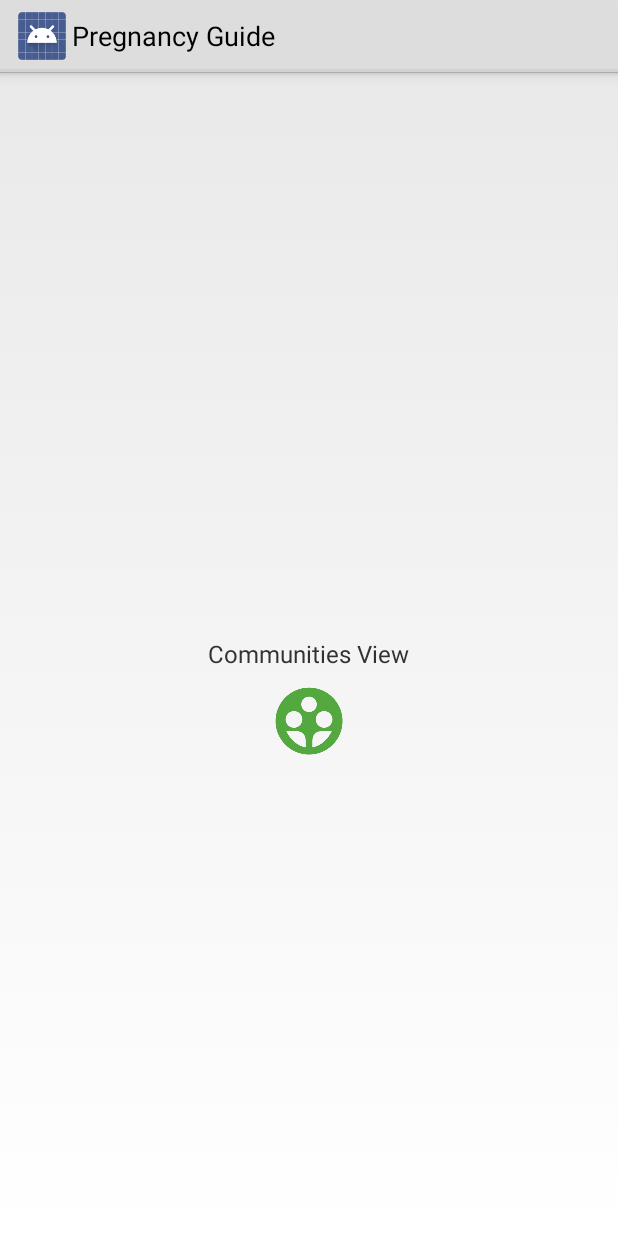
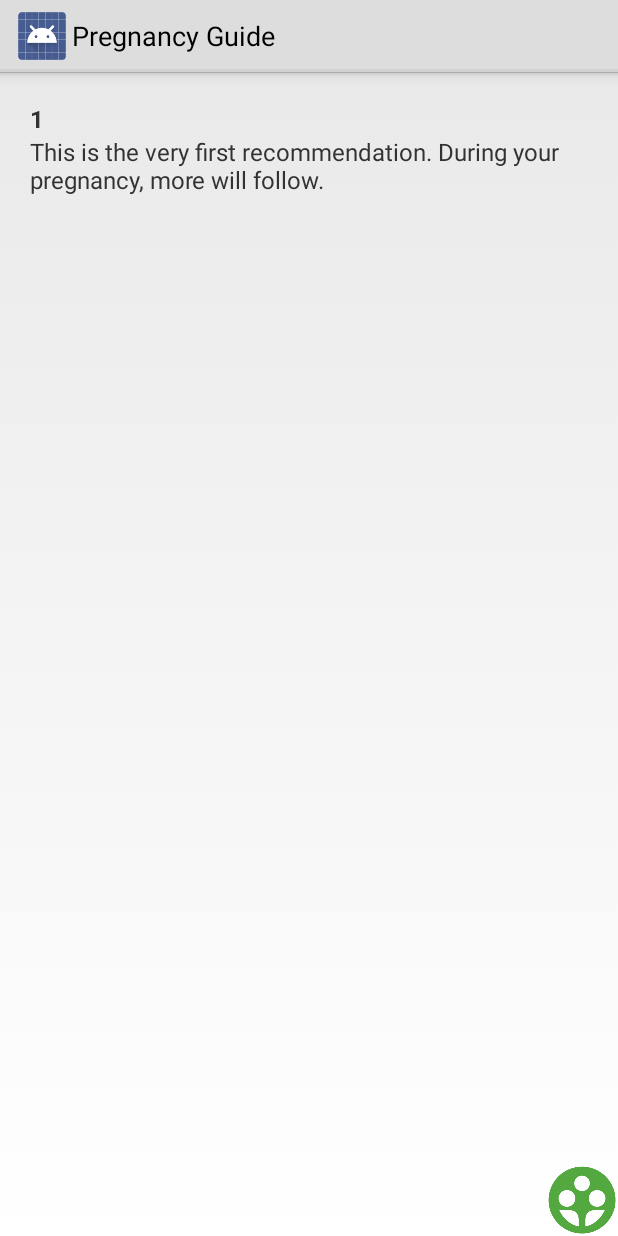
Before and after one commit to isamllr/mch-registry-android, an Android app: the fragment RecommendationsFragment shown on its own in the app's theme, on a phone screen of 412 x 824 dp. Run offline under Robolectric (Android 15) with nearby library versions, the phone set to English and light mode, and no system bars.

Commit message:
recommendations

```diff
--- /dev/null
+++ b/mch_client/src/main/java/com/mch/registry/ccs/app/RecommendationArrayAdapter.java
@@ -0,0 +1,26 @@
+package com.mch.registry.ccs.app;
+
+import android.content.Context;
+
+import com.mch.registry.ccs.data.Recommendation;
+
+import java.util.ArrayList;
+
+/**
+ * Created by Isa on 02.08.2014.
+ */
+public class RecommendationArrayAdapter extends TwoLineArrayAdapter<Recommendation> {
+	public RecommendationArrayAdapter(Context context, ArrayList<Recommendation> recommendations) {
+		super(context, recommendations);
+	}
+
+	@Override
+	public String lineOneText(Recommendation r) {
+		return Integer.toString(r.get_recommendationDay());
+	}
+
+	@Override
+	public String lineTwoText(Recommendation r) {
+		return r.get_recommendationText();
+	}
+}
--- a/mch_client/src/main/java/com/mch/registry/ccs/app/RecommendationsFragment.java
+++ b/mch_client/src/main/java/com/mch/registry/ccs/app/RecommendationsFragment.java
@@ -5,6 +5,12 @@ import android.os.Bundle;
 import android.view.LayoutInflater;
 import android.view.View;
 import android.view.ViewGroup;
+import android.widget.ListView;
+
+import com.mch.registry.ccs.data.Recommendation;
+import com.mch.registry.ccs.data.RecommendationDataHandler;
+
+import java.util.ArrayList;
 
 public class RecommendationsFragment extends Fragment {
 
@@ -16,6 +22,13 @@ public class RecommendationsFragment extends Fragment {
 
         View rootView = inflater.inflate(R.layout.fragment_recommendations, container, false);
 
-        return rootView;
+		RecommendationDataHandler rdh = new RecommendationDataHandler(getActivity(),"fn received", null, 1);
+		ArrayList<Recommendation> recommendations = rdh.getAllRecommendations();
+
+		ListView recommendationLV = (ListView)rootView.findViewById(R.id.listView);
+		recommendationLV.setAdapter(new RecommendationArrayAdapter(getActivity(), recommendations));
+
+		return rootView;
     }
+
 }
--- /dev/null
+++ b/mch_client/src/main/java/com/mch/registry/ccs/app/TwoLineArrayAdapter.java
@@ -0,0 +1,64 @@
+package com.mch.registry.ccs.app;
+
+import android.content.Context;
+import android.view.LayoutInflater;
+import android.view.View;
+import android.view.ViewGroup;
+import android.widget.ArrayAdapter;
+import android.widget.TextView;
+
+import java.util.ArrayList;
+
+/**
+ * Created by Isa on 02.08.2014.
+ */
+public abstract class TwoLineArrayAdapter<T> extends ArrayAdapter<T> {
+	private int mListItemLayoutResId;
+
+	public TwoLineArrayAdapter(Context context, ArrayList<T> ts) {
+		this(context, android.R.layout.two_line_list_item, ts);
+	}
+
+	public TwoLineArrayAdapter(
+			Context context,
+			int listItemLayoutResourceId,
+			ArrayList<T> ts) {
+		super(context, listItemLayoutResourceId, ts);
+		mListItemLayoutResId = listItemLayoutResourceId;
+	}
+
+	@Override
+	public android.view.View getView(
+			int position,
+			View convertView,
+			ViewGroup parent) {
+
+
+		LayoutInflater inflater = (LayoutInflater)getContext()
+				.getSystemService(Context.LAYOUT_INFLATER_SERVICE);
+
+		View listItemView = convertView;
+		if (null == convertView) {
+			listItemView = inflater.inflate(
+					mListItemLayoutResId,
+					parent,
+					false);
+		}
+
+		// The ListItemLayout must use the standard text item IDs.
+		TextView lineOneView = (TextView)listItemView.findViewById(
+				android.R.id.text1);
+		TextView lineTwoView = (TextView)listItemView.findViewById(
+				android.R.id.text2);
+
+		T t = (T)getItem(position);
+		lineOneView.setText(lineOneText(t));
+		lineTwoView.setText(lineTwoText(t));
+
+		return listItemView;
+	}
+
+	public abstract String lineOneText(T t);
+
+	public abstract String lineTwoText(T t);
+}
--- a/mch_client/src/main/java/com/mch/registry/ccs/data/RecommendationDataHandler.java
+++ b/mch_client/src/main/java/com/mch/registry/ccs/data/RecommendationDataHandler.java
@@ -20,7 +20,7 @@ import java.util.Date;
 public class RecommendationDataHandler extends SQLiteOpenHelper{
 
     private static final int DATABASE_VERSION = 1;
-    private static final String DATABASE_NAME = "registry.db";
+    private static final String DATABASE_NAME = "recommendations.db";
     private static final String TABLE_RECOMMENDATIONS = "recommendations";
 
     public static final String COLUMN_ID = "_id";
@@ -42,6 +42,18 @@ public class RecommendationDataHandler extends SQLiteOpenHelper{
                 + COLUMN_RECEIVEDDATE + " DATETIME"
                 + ")";
         db.execSQL(CREATE_RECOMMENDATIONS_TABLE);
+
+	    String INSERT_RECOMMENDATION_TABLE =
+			    "INSERT INTO " + TABLE_RECOMMENDATIONS + "("
+					    + COLUMN_ID + ", "
+					    + COLUMN_RECOMMENDATIONTEXT + ","
+					    + COLUMN_RECOMMENDATIONDAY + ","
+					    + COLUMN_RECEIVEDDATE
+					    + " )VALUES(null, 'This is the very first recommendation. During your pregnancy, more will follow.', 1, '2000-01-01 10:00');";
+	    //TODO: replace by /@string
+	    db.execSQL(INSERT_RECOMMENDATION_TABLE);
+
+	    Log.i("Pregnancy Guide", "RecommendationDB created & 1 recommendation inserted");
     }
 
     @Override
@@ -94,7 +106,7 @@ public class RecommendationDataHandler extends SQLiteOpenHelper{
 
         String query = "Select * FROM " + TABLE_RECOMMENDATIONS;
 
-        SQLiteDatabase db = this.getWritableDatabase();
+        SQLiteDatabase db = this.getReadableDatabase();
         Cursor cursor = db.rawQuery(query, null);
 
         ArrayList<Recommendation> resultList = new ArrayList<Recommendation>();
--- a/mch_client/src/main/java/com/mch/registry/ccs/data/VisitDataHandler.java
+++ b/mch_client/src/main/java/com/mch/registry/ccs/data/VisitDataHandler.java
@@ -20,7 +20,7 @@ import java.util.regex.Pattern;
 public class VisitDataHandler extends SQLiteOpenHelper {
 
     private static final int DATABASE_VERSION = 1;
-    private static final String DATABASE_NAME = "registry.db";
+    private static final String DATABASE_NAME = "visits.db";
     private static final String TABLE_VISITS = "visits";
 
     public static final String COLUMN_ID = "_id";
--- a/mch_client/src/main/res/layout/fragment_recommendations.xml
+++ b/mch_client/src/main/res/layout/fragment_recommendations.xml
@@ -3,19 +3,27 @@
     android:layout_width="match_parent"
     android:layout_height="match_parent">
 
-    <TextView
-        android:id="@+id/txtLabel"
-         android:layout_width="wrap_content"
-        android:layout_height="wrap_content"
-        android:layout_centerInParent="true"
-        android:textSize="16dp"
-        android:text="Communities View"/>
-
     <ImageView android:layout_width="wrap_content"
         android:layout_height="wrap_content"
         android:layout_below="@id/txtLabel"
         android:src="@drawable/ic_communities"
-        android:layout_centerHorizontal="true"
-        android:layout_marginTop="10dp"/>
+        android:layout_marginTop="10dp"
+        android:layout_alignParentBottom="true"
+        android:layout_alignParentRight="true"/>
+
+	<ListView
+		android:layout_width="wrap_content"
+		android:layout_height="wrap_content"
+		android:id="@+id/listView"
+		android:layout_alignParentTop="true"
+		android:layout_alignParentLeft="true"
+		android:layout_alignParentStart="true"
+		android:headerDividersEnabled="true"
+		android:footerDividersEnabled="true"
+		android:layoutMode="opticalBounds"
+		android:paddingLeft="20dp"
+		android:paddingTop="20dp"
+		android:smoothScrollbar="true"
+		android:scrollingCache="true"/>
 
 </RelativeLayout>
```
Also changed, not shown: mch_client/src/main/java/com/mch/registry/ccs/app/RecommendationFragment.java (deleted, +0 -111 lines), mch_client/src/main/res/layout/fragment_notes.xml (+3 -10 lines), mch_client/src/main/res/layout/fragment_visits.xml (+4 -9 lines).
